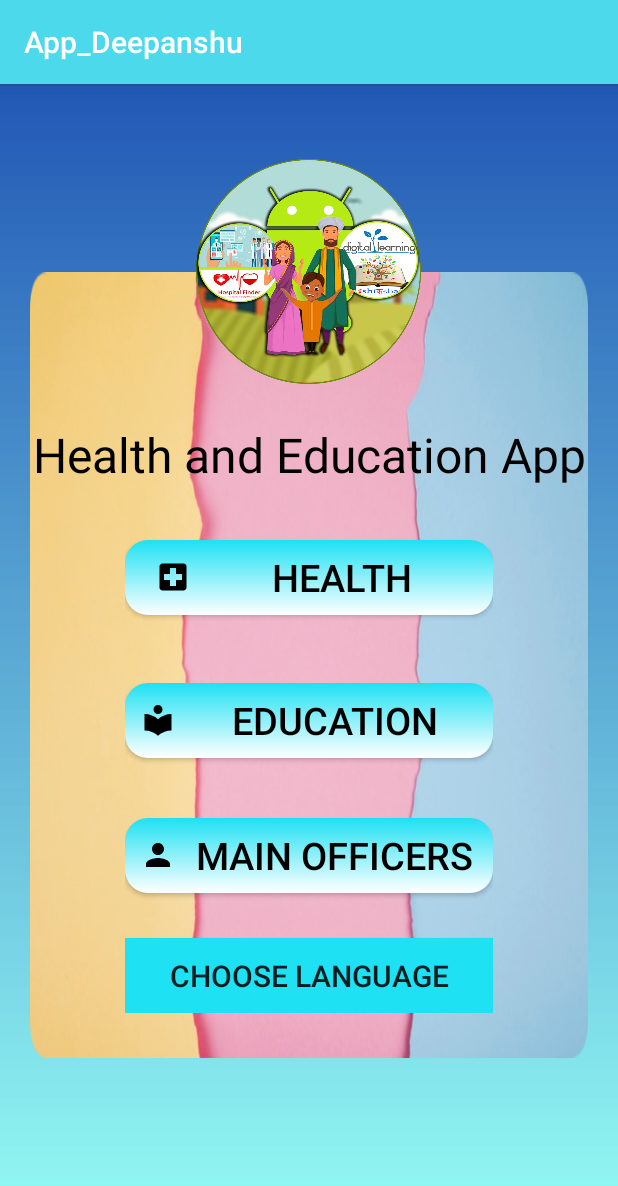
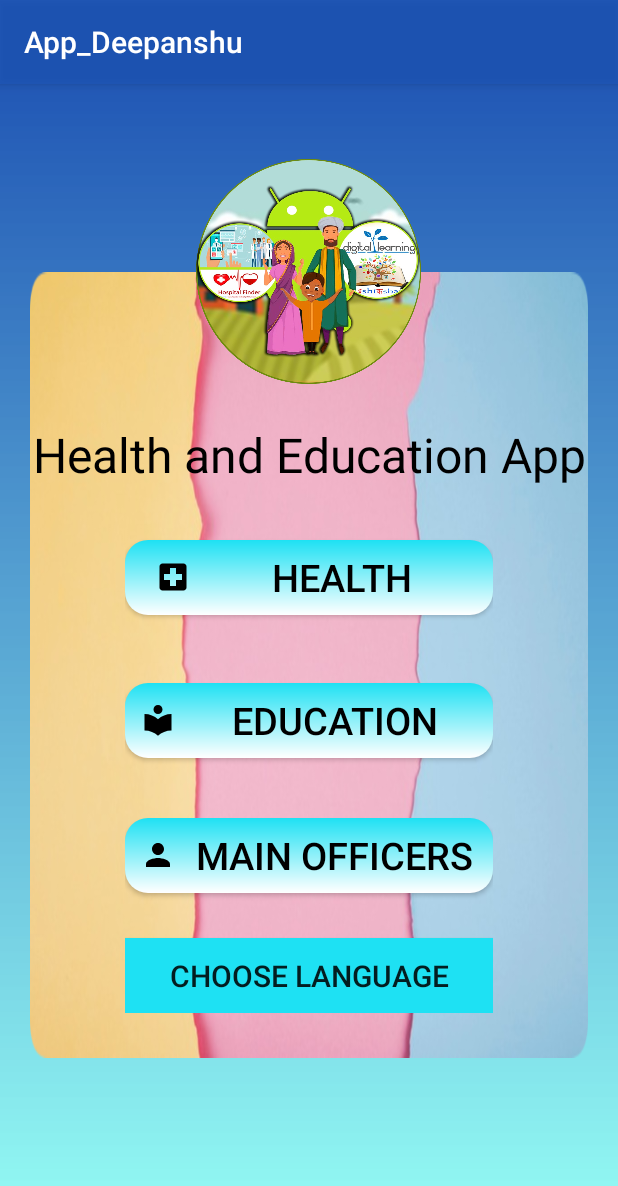
Before and after one commit to Deepanshuchauhan123/Education-System-App, an Android app: the screen it shows after launch (Start_Activity), on a phone screen of 412 x 824 dp. Shown: the top 1186 px of the screen. Run offline under Robolectric (Android 15) with nearby library versions, the phone set to English and light mode, and no system bars.

Commit message:
next_step13

```diff
--- a/app/src/main/res/layout/activity_main.xml
+++ b/app/src/main/res/layout/activity_main.xml
@@ -6,7 +6,7 @@
         tools:context=".MainActivity"
         tools:ignore="ExtraText"
         android:orientation="vertical"
-    android:gravity="center"
+        android:gravity="center"
         >
 
     <ImageView
--- a/app/src/main/res/layout/schemes_list_item.xml
+++ b/app/src/main/res/layout/schemes_list_item.xml
@@ -2,7 +2,7 @@
 <LinearLayout xmlns:android="http://schemas.android.com/apk/res/android"
     android:orientation="vertical" android:layout_width="match_parent"
     android:layout_height="wrap_content"
-    android:layout_marginTop="10dp"
+    android:layout_margin="10dp"
     android:background="#ffffff">
 
     <LinearLayout
@@ -10,8 +10,6 @@
         android:layout_height="wrap_content"
         android:orientation="vertical"
         android:id="@+id/linearlayout"
-        android:layout_marginLeft="10dp"
-        android:layout_marginRight="10dp"
         android:paddingLeft="10dp">
 
     <TextView
--- a/app/src/main/res/values/colors.xml
+++ b/app/src/main/res/values/colors.xml
@@ -1,7 +1,7 @@
 <?xml version="1.0" encoding="utf-8"?>
 <resources>
-    <color name="colorPrimary">#4CD9EC</color>
-    <color name="colorPrimaryDark">#6E737E</color>
+    <color name="colorPrimary">#DF0341AC</color>
+    <color name="colorPrimaryDark">#DF0341AC</color>
     <color name="colorAccent">#D81B60</color>
     <color name="tabtextcolor">#D81B60</color>
     <color name="tabindicatorcolor">#33E0F7</color>
```
